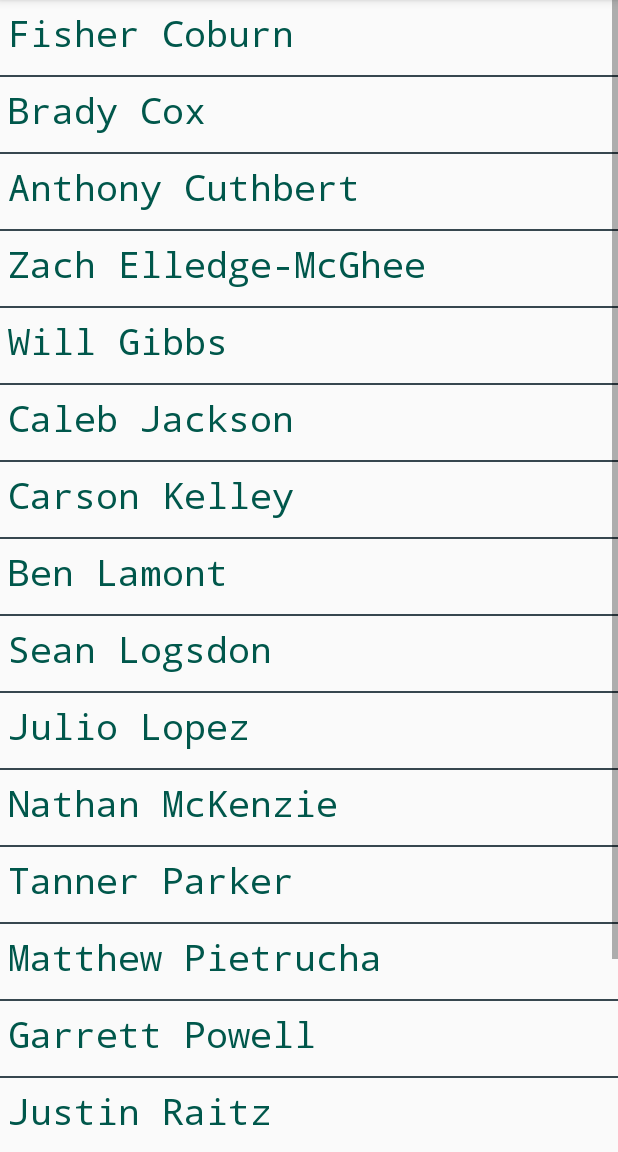
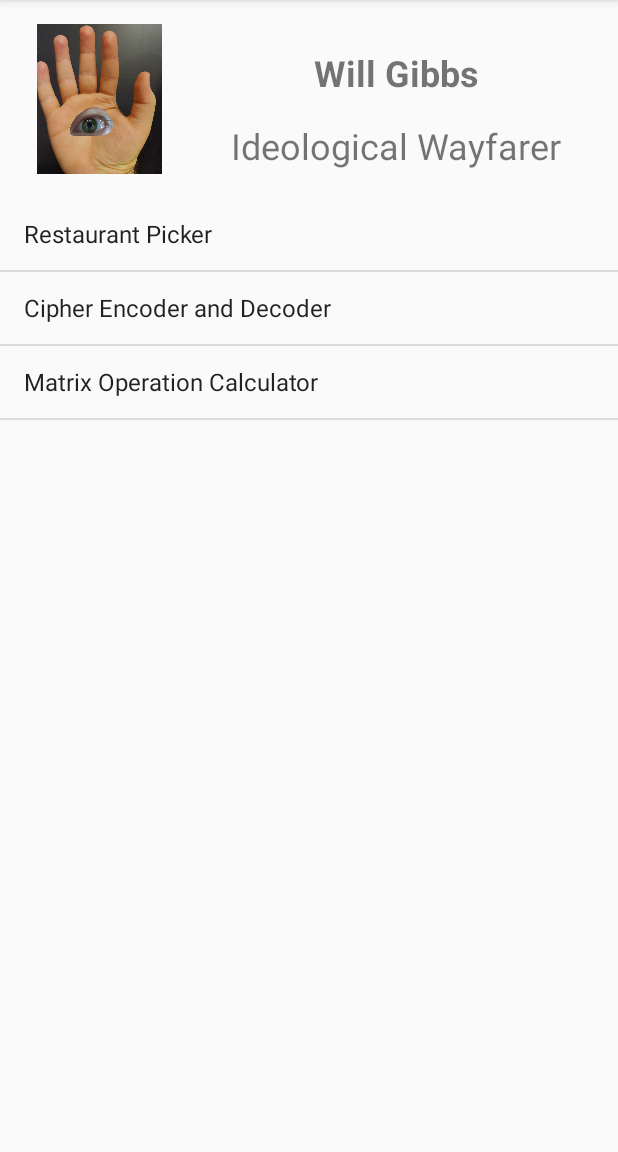
Before and after one commit to richtanner/StudentList2020, an Android app: the screen it shows after launch (ItemListActivity before the commit, GibbsActivity after it), after a tap on "Will Gibbs", on a phone screen of 412 x 824 dp, the part 84-1236 px from its top. Run offline under Robolectric (Android 15) with nearby library versions, the phone set to English and light mode, and no system bars.

Commit message:
Created Gibbs Activity and the things that go with it.

```diff
--- a/app/src/main/AndroidManifest.xml
+++ b/app/src/main/AndroidManifest.xml
@@ -9,7 +9,6 @@
         android:roundIcon="@mipmap/ic_launcher_round"
         android:supportsRtl="true"
         android:theme="@style/AppTheme">
-
         <activity
             android:name=".SplashActivity"
             android:theme="@style/SplashTheme">
@@ -19,9 +18,7 @@
                 <category android:name="android.intent.category.LAUNCHER" />
             </intent-filter>
         </activity>
-
-        <activity android:name=".ItemListActivity"></activity>
-
+        <activity android:name=".ItemListActivity" />
         <activity android:name=".ProfTannerActivity">
             android:theme="@style/TannerCustomTheme"
             android:label="@string/title_tanner_detail">
@@ -29,6 +26,13 @@
                 android:name="android.support.PARENT_ACTIVITY"
                 android:value=".ItemListActivity" />
         </activity>
+        <activity android:name=".GibbsActivity">
+            android:theme="@style/GibbsCustomTheme"
+            android:label="@string/title_gibbs_detail">
+            <meta-data
+                android:name="android.support.PARENT_ACTIVITY"
+                android:value=".ItemListActivity" />
+        </activity>
     </application>
 
 </manifest>
--- /dev/null
+++ b/app/src/main/java/com/cs315/studentlist2020/GibbsActivity.java
@@ -0,0 +1,29 @@
+package com.cs315.studentlist2020;
+
+import androidx.appcompat.app.AppCompatActivity;
+
+import android.os.Bundle;
+import android.widget.ArrayAdapter;
+import android.widget.ListView;
+
+public class GibbsActivity extends AppCompatActivity {
+
+    ListView languageList;
+
+    // Array of strings...
+    String langArray[] = {
+            "Restaurant Picker",
+            "Cipher Encoder and Decoder",
+            "Matrix Operation Calculator",
+    };
+
+    @Override
+    protected void onCreate(Bundle savedInstanceState) {
+        super.onCreate(savedInstanceState);
+        setContentView(R.layout.activity_gibbs);
+
+        languageList = (ListView)findViewById(R.id.language_list);
+        ArrayAdapter<String> arrayAdapter = new ArrayAdapter<String>(this, android.R.layout.simple_list_item_activated_1, langArray);
+        languageList.setAdapter(arrayAdapter);
+    }
+}
--- a/app/src/main/java/com/cs315/studentlist2020/ItemListActivity.java
+++ b/app/src/main/java/com/cs315/studentlist2020/ItemListActivity.java
@@ -56,6 +56,9 @@ public class ItemListActivity extends AppCompatActivity implements AdapterView.O
 
         /** do something cool based on the INDEX (int) of the selected item **/
         switch (position) {
+            case 4:
+                // by specific index
+                Toast.makeText(this, personSelected + " gives it one more go...", Toast.LENGTH_LONG).show();
             case 17:
                 // by specific index
                 Toast.makeText(this, personSelected + " wrote some jank code!!", Toast.LENGTH_LONG).show();
@@ -73,5 +76,11 @@ public class ItemListActivity extends AppCompatActivity implements AdapterView.O
             Intent intent = new Intent(context, ProfTannerActivity.class);
             context.startActivity(intent);
         }
+        else if (personSelected == "Will Gibbs") {
+            // go to a new activity
+            Context context = simpleList.getContext();
+            Intent intent = new Intent(context, GibbsActivity.class);
+            context.startActivity(intent);
+        }
     }
 }
--- /dev/null
+++ b/app/src/main/res/layout/activity_gibbs.xml
@@ -0,0 +1,59 @@
+<?xml version="1.0" encoding="utf-8"?>
+<androidx.constraintlayout.widget.ConstraintLayout xmlns:android="http://schemas.android.com/apk/res/android"
+    xmlns:app="http://schemas.android.com/apk/res-auto"
+    xmlns:tools="http://schemas.android.com/tools"
+    android:layout_width="match_parent"
+    android:layout_height="match_parent"
+    tools:context=".GibbsActivity">
+
+    <ImageView
+        android:id="@+id/imageView"
+        android:layout_width="100dp"
+        android:layout_height="100dp"
+        android:layout_marginStart="16dp"
+        android:layout_marginTop="16dp"
+        android:contentDescription="@string/rwt_name"
+        app:layout_constraintStart_toStartOf="parent"
+        app:layout_constraintTop_toTopOf="parent"
+        app:srcCompat="@drawable/handeye" />
+
+    <TextView
+        android:id="@+id/textView3"
+        android:layout_width="wrap_content"
+        android:layout_height="wrap_content"
+        android:layout_marginStart="16dp"
+        android:layout_marginTop="32dp"
+        android:layout_marginEnd="16dp"
+        android:text="@string/wtg_name"
+        android:textAlignment="viewStart"
+        android:textSize="24sp"
+        android:textStyle="bold"
+        app:layout_constraintEnd_toEndOf="parent"
+        app:layout_constraintStart_toEndOf="@+id/imageView"
+        app:layout_constraintTop_toTopOf="parent" />
+
+    <TextView
+        android:id="@+id/textView4"
+        android:layout_width="wrap_content"
+        android:layout_height="wrap_content"
+        android:layout_marginStart="16dp"
+        android:layout_marginTop="16dp"
+        android:layout_marginEnd="16dp"
+        android:text="@string/wtg_title"
+        android:textAlignment="viewStart"
+        android:textSize="24sp"
+        app:layout_constraintEnd_toEndOf="parent"
+        app:layout_constraintStart_toEndOf="@+id/imageView"
+        app:layout_constraintTop_toBottomOf="@+id/textView3" />
+
+    <ListView
+        android:id="@+id/language_list"
+        android:layout_width="0dp"
+        android:layout_height="0dp"
+        android:layout_marginTop="16dp"
+        app:layout_constraintBottom_toBottomOf="parent"
+        app:layout_constraintEnd_toEndOf="parent"
+        app:layout_constraintStart_toStartOf="parent"
+        app:layout_constraintTop_toBottomOf="@+id/imageView" />
+
+</androidx.constraintlayout.widget.ConstraintLayout>
--- a/app/src/main/res/values/colors.xml
+++ b/app/src/main/res/values/colors.xml
@@ -7,4 +7,7 @@
     <color name="customBlue">#315A70</color>
     <color name="customBlueDark">#182d38</color>
     <color name="customRed">#a43c43</color>
+    <color name="gibbsPrimary">#6600FF</color>
+    <color name="gibbsSecondary">#330099</color>
+    <color name="gibbsTertiary">#000000</color>
 </resources>
--- a/app/src/main/res/values/strings.xml
+++ b/app/src/main/res/values/strings.xml
@@ -3,4 +3,7 @@
     <string name="title_tanner_detail">Prof Tanner</string>
     <string name="rwt_name">Rich Tanner</string>
     <string name="rwt_title">Clinical Professor of DET</string>
+    <string name="title_gibbs_detail">Will Gibbs</string>
+    <string name="wtg_name">Will Gibbs</string>
+    <string name="wtg_title">Ideological Wayfarer</string>
 </resources>
--- a/app/src/main/res/values/styles.xml
+++ b/app/src/main/res/values/styles.xml
@@ -18,6 +18,13 @@
         <item name="colorAccent">@color/customRed</item>
     </style>
 
+    <style name="GibbsCustomTheme" parent="Theme.AppCompat.Light.DarkActionBar">
+        <!-- Customize your theme here. -->
+        <item name="colorPrimary">@color/gibbsPrimary</item>
+        <item name="colorPrimaryDark">@color/gibbsSecondary</item>
+        <item name="colorAccent">@color/gibbsTertiary</item>
+    </style>
+
     <style name="AppTheme.NoActionBar">
         <item name="windowActionBar">false</item>
         <item name="windowNoTitle">true</item>
```
Also changed, not shown: app/src/main/res/drawable-v24/handeye.png (added).
